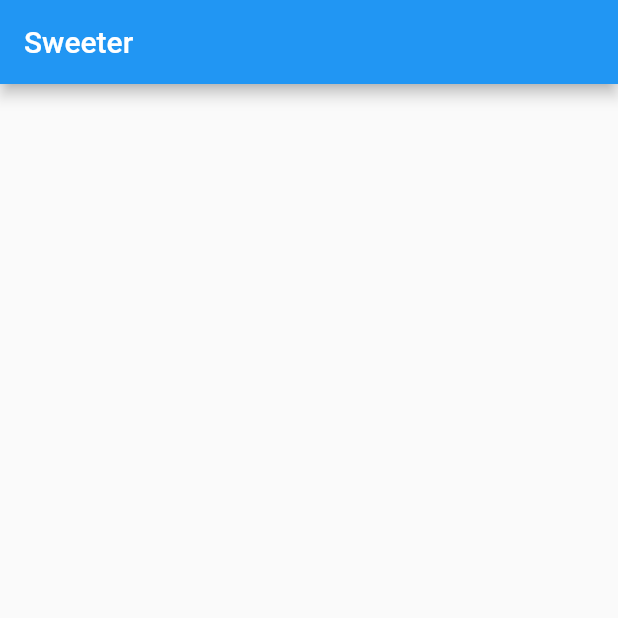
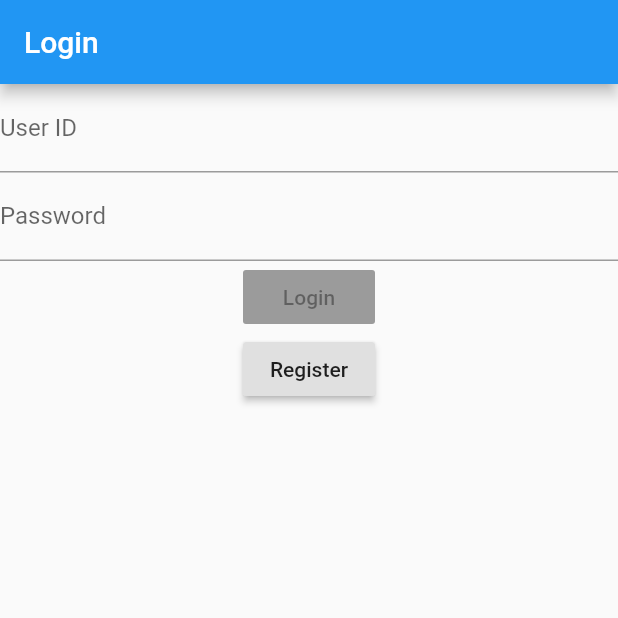
Before and after one commit to awebow/sweeter-mobile, a Flutter app: the screen it shows after launch, on a phone screen of 412 x 824 dp, the top half of it. Run offline on Flutter 3.47's test engine with Material 2 defaults, Android fonts, the light colour scheme and no system bars.

Commit message:
Add LoginPage, RegisterPage

```diff
--- /dev/null
+++ b/lib/login/login_page.dart
@@ -0,0 +1,35 @@
+import 'package:flutter/material.dart';
+import 'package:sweeter_mobile/register/register_page.dart';
+
+class LoginPage extends StatelessWidget {
+  @override
+  Widget build(BuildContext context) {
+    return Scaffold(
+      appBar: AppBar(title: Text("Login")),
+      body: Column(
+        children: <Widget>[
+          TextField(
+            decoration: InputDecoration(
+              labelText: "User ID",
+            ),
+          ),
+          TextField(
+            decoration: InputDecoration(
+              labelText: "Password"
+            ),
+          ),
+          RaisedButton(
+            child: Text("Login"),
+          ),
+          RaisedButton(
+            child: Text("Register"),
+            onPressed: () {
+              Navigator.push(context, MaterialPageRoute(builder: (context) => RegisterPage()));
+            },
+          )
+        ],
+      ),
+    );
+  }
+
+}
--- a/lib/main.dart
+++ b/lib/main.dart
@@ -1,4 +1,5 @@
 import 'package:flutter/material.dart';
+import 'package:sweeter_mobile/login/login_page.dart';
 
 void main() => runApp(MyApp());
 
@@ -10,7 +11,7 @@ class MyApp extends StatelessWidget {
       theme: ThemeData(
         primarySwatch: Colors.blue,
       ),
-      home: MyHomePage(title: 'Sweeter'),
+      home: LoginPage(),
     );
   }
 }
```
Also changed, not shown: lib/register/register_page.dart (added, +34 -0 lines).
